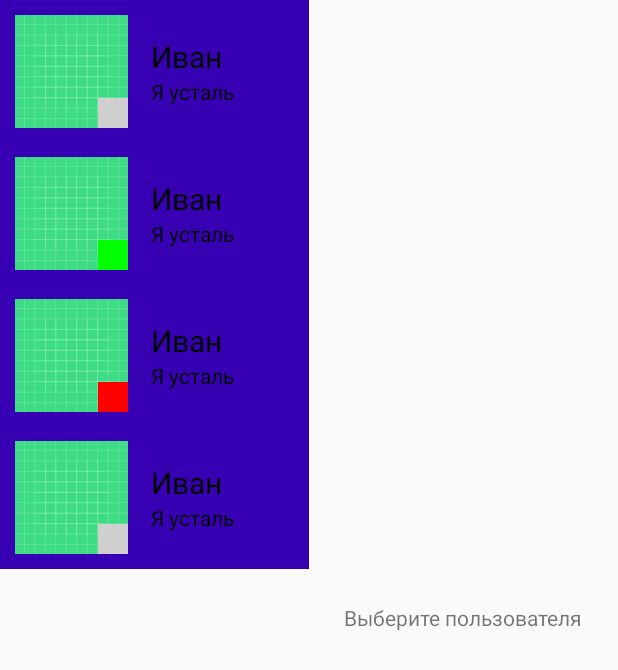
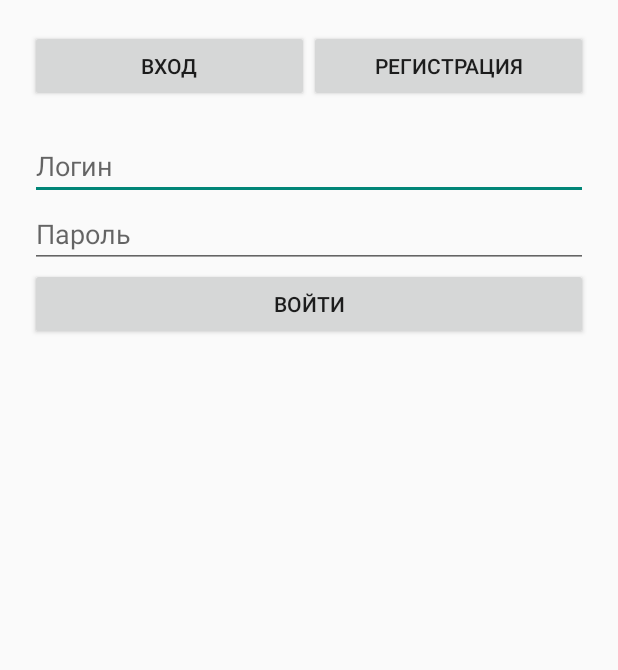
Before and after one commit to iamkind08/Practice19, an Android app built with Jetpack Compose: the screen it shows after launch (MainActivity before the commit, SignActivity after it), on a phone screen of 412 x 824 dp. Shown: the top 670 px of the screen. Run offline under Robolectric (Android 15) with nearby library versions, the phone set to English and light mode, and no system bars; our stand-ins replace Firebase (no records; nobody signed in at launch, a user with empty details on screens opened directly).

Commit message:
Вторая часть практики сделана.

```diff
--- /dev/null
+++ b/app/src/main/java/com/example/practice19_1/SignActivity.kt
@@ -0,0 +1,155 @@
+package com.example.practice19_1
+
+import android.content.Intent
+import android.os.Bundle
+import android.view.View
+import android.view.animation.AnimationUtils
+import android.widget.EditText
+import android.widget.LinearLayout
+import android.widget.Toast
+import androidx.appcompat.app.AppCompatActivity
+import com.google.firebase.database.*
+
+class SignActivity : AppCompatActivity() {
+
+    private lateinit var db: FirebaseDatabase
+    private lateinit var layoutSignIn: LinearLayout
+    private lateinit var layoutSignUp: LinearLayout
+
+    private lateinit var loginTextView: EditText
+    private lateinit var passwordTextView: EditText
+
+    private lateinit var newLoginTextView: EditText
+    private lateinit var newPasswordTextView: EditText
+    private lateinit var newNameTextView: EditText
+    private lateinit var newAgeTextView: EditText
+    private lateinit var newStateTextView: EditText
+
+    override fun onCreate(savedInstanceState: Bundle?) {
+        super.onCreate(savedInstanceState)
+        setContentView(R.layout.activity_sign)
+        db = FirebaseDatabase.getInstance()
+
+        initViews()
+        setupTabs()
+        // checkSignInInfo() УДАЛЁН — поля всегда пустые
+    }
+
+    private fun initViews() {
+        layoutSignIn = findViewById(R.id.layoutSignIn)
+        layoutSignUp = findViewById(R.id.layoutSignUp)
+
+        loginTextView = findViewById(R.id.LoginTextView)
+        passwordTextView = findViewById(R.id.PasswordTextView)
+
+        newLoginTextView = findViewById(R.id.NewLoginTextView)
+        newPasswordTextView = findViewById(R.id.NewPasswordTextView)
+        newNameTextView = findViewById(R.id.NewNameTextView)
+        newAgeTextView = findViewById(R.id.NewAgeTextView)
+        newStateTextView = findViewById(R.id.NewStateTextView)
+    }
+
+    private fun setupTabs() {
+        findViewById<View>(R.id.btnTabSignIn).setOnClickListener {
+            layoutSignIn.visibility = View.VISIBLE
+            layoutSignUp.visibility = View.GONE
+        }
+        findViewById<View>(R.id.btnTabSignUp).setOnClickListener {
+            layoutSignIn.visibility = View.GONE
+            layoutSignUp.visibility = View.VISIBLE
+        }
+    }
+
+    private fun editTextNoNullWithAnimation(editText: EditText): Boolean {
+        if (editText.text.toString().isEmpty()) {
+            val animation = AnimationUtils.loadAnimation(this, R.anim.error_edit)
+            editText.startAnimation(animation)
+            return false
+        }
+        return true
+    }
+
+    fun signIn(view: View) {
+        if (!editTextNoNullWithAnimation(loginTextView) or !editTextNoNullWithAnimation(passwordTextView)) return
+
+        val login = loginTextView.text.toString()
+        val password = passwordTextView.text.toString()
+
+        val myRef = db.getReference("UsersSignInInfo").child(login)
+        myRef.addListenerForSingleValueEvent(object : ValueEventListener {
+            override fun onDataChange(snapshot: DataSnapshot) {
+                val dbPassword = snapshot.child("password").getValue(String::class.java)
+                if (dbPassword != null && dbPassword == password) {
+                    val profileId = snapshot.child("profileId").getValue(String::class.java) ?: ""
+                    goNext(profileId)
+                } else {
+                    cantSignIn()
+                }
+            }
+
+            override fun onCancelled(error: DatabaseError) {
+                Toast.makeText(this@SignActivity, "Ошибка: ${error.message}", Toast.LENGTH_LONG).show()
+            }
+        })
+    }
+
+    fun signUp(view: View) {
+        if (!editTextNoNullWithAnimation(newLoginTextView) or
+            !editTextNoNullWithAnimation(newPasswordTextView) or
+            !editTextNoNullWithAnimation(newNameTextView) or
+            !editTextNoNullWithAnimation(newAgeTextView) or
+            !editTextNoNullWithAnimation(newStateTextView)) return
+
+        val login = newLoginTextView.text.toString()
+        val password = newPasswordTextView.text.toString()
+        val name = newNameTextView.text.toString()
+        val age = Transform.parseIntOrDefault(newAgeTextView.text.toString(), 18)
+        val state = newStateTextView.text.toString()
+
+        val signal = when {
+            state.contains("online", ignoreCase = true) -> 1
+            state.contains("away", ignoreCase = true) ||
+                    state.contains("departed", ignoreCase = true) -> 2
+            else -> 0
+        }
+
+        val myRef = db.getReference("UsersSignInInfo").child(login)
+        myRef.addListenerForSingleValueEvent(object : ValueEventListener {
+            override fun onDataChange(snapshot: DataSnapshot) {
+                if (snapshot.exists()) {
+                    Toast.makeText(this@SignActivity, "Пользователь существует", Toast.LENGTH_SHORT).show()
+                } else {
+                    val profileId = db.getReference("UsersProfileInfo").push().key ?: ""
+
+                    val signInRef = db.getReference("UsersSignInInfo").child(login)
+                    signInRef.child("password").setValue(password)
+                    signInRef.child("profileId").setValue(profileId)
+
+                    val profileRef = db.getReference("UsersProfileInfo").child(profileId)
+                    profileRef.child("name").setValue(name)
+                    profileRef.child("age").setValue(age)
+                    profileRef.child("state").setValue(state)
+                    profileRef.child("stateSignal").setValue(signal)
+
+                    goNext(profileId)
+                }
+            }
+
+            override fun onCancelled(error: DatabaseError) {
+                Toast.makeText(this@SignActivity, "Ошибка: ${error.message}", Toast.LENGTH_LONG).show()
+            }
+        })
+    }
+
+    private fun goNext(profileId: String) {
+        // Больше не сохраняем логин/пароль в SharedPreferences
+        val intent = Intent(this, LoadedUserDataActivity::class.java)
+        intent.putExtra("PROFILE_ID", profileId)
+        startActivity(intent)
+        finish()
+    }
+
+    private fun cantSignIn() {
+        Toast.makeText(this, "Неверный логин или пароль", Toast.LENGTH_SHORT).show()
+    }
+}
--- a/app/src/main/java/com/example/practice19_1/User.kt
+++ b/app/src/main/java/com/example/practice19_1/User.kt
@@ -1,8 +1,9 @@
 package com.example.practice19_1
 
 data class User(
-    var name: String,
-    var state: String,
-    var age: Int,
-    var stateSignal: Int // 0 - офлайн, 1 - онлайн, 2 - отошел
+    var profileId: String = "",
+    var name: String = "",
+    var state: String = "",
+    var age: Int = 0,
+    var stateSignal: Int = 0
 )
--- a/app/src/main/java/com/example/practice19_1/UserStaticInfo.kt
+++ b/app/src/main/java/com/example/practice19_1/UserStaticInfo.kt
@@ -6,10 +6,11 @@ object UserStaticInfo {
 
     init {
         if (users.isEmpty()) {
-            users.add(User("Иван", "Я усталь", 19, 0))
-            users.add(User("Иван", "Я усталь", 19, 1))
-            users.add(User("Иван", "Я усталь", 19, 2))
-            users.add(User("Иван", "Я усталь", 19, 0))
+            // Используем именованные аргументы, чтобы не путаться в порядке
+            users.add(User(name = "Иван", state = "Я усталь", age = 19, stateSignal = 0))
+            users.add(User(name = "Иван", state = "Я усталь", age = 19, stateSignal = 1))
+            users.add(User(name = "Иван", state = "Я усталь", age = 19, stateSignal = 2))
+            users.add(User(name = "Иван", state = "Я усталь", age = 19, stateSignal = 0))
         }
     }
 }
--- /dev/null
+++ b/app/src/main/res/anim/error_edit.xml
@@ -0,0 +1,22 @@
+<?xml version="1.0" encoding="utf-8"?>
+<set xmlns:android="http://schemas.android.com/apk/res/android">
+    <!-- Сдвиг вправо -->
+    <translate
+        android:fromXDelta="-3%"
+        android:toXDelta="3%"
+        android:duration="300" />
+
+    <!-- Сдвиг влево -->
+    <translate
+        android:fromXDelta="3%"
+        android:toXDelta="-3%"
+        android:startOffset="300"
+        android:duration="300" />
+
+    <!-- Возврат в исходное положение -->
+    <translate
+        android:fromXDelta="-3%"
+        android:toXDelta="0%"
+        android:startOffset="600"
+        android:duration="300" />
+</set>
--- /dev/null
+++ b/app/src/main/res/layout/activity_sign.xml
@@ -0,0 +1,54 @@
+<?xml version="1.0" encoding="utf-8"?>
+<LinearLayout xmlns:android="http://schemas.android.com/apk/res/android"
+    android:layout_width="match_parent"
+    android:layout_height="match_parent"
+    android:orientation="vertical"
+    android:padding="20dp">
+
+    <!-- Вкладки (Вход / Регистрация) -->
+    <LinearLayout
+        android:layout_width="match_parent"
+        android:layout_height="wrap_content"
+        android:orientation="horizontal">
+        <Button
+            android:id="@+id/btnTabSignIn"
+            android:text="Вход"
+            android:layout_weight="1"
+            android:layout_width="0dp"
+            android:layout_height="wrap_content"/>
+        <Button
+            android:id="@+id/btnTabSignUp"
+            android:text="Регистрация"
+            android:layout_weight="1"
+            android:layout_width="0dp"
+            android:layout_height="wrap_content"/>
+    </LinearLayout>
+
+    <!-- Блок Вход -->
+    <LinearLayout
+        android:id="@+id/layoutSignIn"
+        android:layout_width="match_parent"
+        android:layout_height="wrap_content"
+        android:orientation="vertical"
+        android:layout_marginTop="20dp">
+        <EditText android:id="@+id/LoginTextView" android:hint="Логин" android:layout_width="match_parent" android:layout_height="wrap_content"/>
+        <EditText android:id="@+id/PasswordTextView" android:hint="Пароль" android:inputType="textPassword" android:layout_width="match_parent" android:layout_height="wrap_content"/>
+        <Button android:onClick="signIn" android:text="Войти" android:layout_width="match_parent" android:layout_height="wrap_content"/>
+    </LinearLayout>
+
+    <!-- Блок Регистрация -->
+    <LinearLayout
+        android:id="@+id/layoutSignUp"
+        android:layout_width="match_parent"
+        android:layout_height="wrap_content"
+        android:orientation="vertical"
+        android:visibility="gone"
+        android:layout_marginTop="20dp">
+        <EditText android:id="@+id/NewLoginTextView" android:hint="Логин" android:layout_width="match_parent" android:layout_height="wrap_content"/>
+        <EditText android:id="@+id/NewPasswordTextView" android:hint="Пароль" android:inputType="textPassword" android:layout_width="match_parent" android:layout_height="wrap_content"/>
+        <EditText android:id="@+id/NewNameTextView" android:hint="Имя" android:layout_width="match_parent" android:layout_height="wrap_content"/>
+        <EditText android:id="@+id/NewAgeTextView" android:hint="Возраст" android:inputType="number" android:layout_width="match_parent" android:layout_height="wrap_content"/>
+        <EditText android:id="@+id/NewStateTextView" android:hint="Статус" android:layout_width="match_parent" android:layout_height="wrap_content"/>
+        <Button android:onClick="signUp" android:text="Зарегистрироваться" android:layout_width="match_parent" android:layout_height="wrap_content"/>
+    </LinearLayout>
+</LinearLayout>
--- a/build.gradle.kts
+++ b/build.gradle.kts
@@ -2,4 +2,6 @@
 plugins {
     alias(libs.plugins.android.application) apply false
     alias(libs.plugins.kotlin.compose) apply false
+
+    id("com.google.gms.google-services") version "4.4.2" apply false
 }
--- a/gradle/libs.versions.toml
+++ b/gradle/libs.versions.toml
@@ -8,6 +8,7 @@ lifecycleRuntimeKtx = "2.11.0"
 activityCompose = "1.13.0"
 kotlin = "2.2.10"
 composeBom = "2026.02.01"
+firebaseDatabase = "23.0.0"
 
 [libraries]
 androidx-core-ktx = { group = "androidx.core", name = "core-ktx", version.ref = "coreKtx" }
@@ -24,6 +25,7 @@ androidx-compose-ui-tooling-preview = { group = "androidx.compose.ui", name = "u
 androidx-compose-ui-test-manifest = { group = "androidx.compose.ui", name = "ui-test-manifest" }
 androidx-compose-ui-test-junit4 = { group = "androidx.compose.ui", name = "ui-test-junit4" }
 androidx-compose-material3 = { group = "androidx.compose.material3", name = "material3" }
+firebase-database = { group = "com.google.firebase", name = "firebase-database", version.ref = "firebaseDatabase" }
 
 [plugins]
 android-application = { id = "com.android.application", version.ref = "agp" }
```
Also changed, not shown: app/build.gradle.kts (+14 -1 lines), app/src/main/AndroidManifest.xml (+27 -7 lines), app/src/main/java/com/example/practice19_1/AnimImageFragment.kt (added, +19 -0 lines), app/src/main/java/com/example/practice19_1/LoadedUserDataActivity.kt (added, +72 -0 lines), app/src/main/java/com/example/practice19_1/MainActivity.kt (+45 -9 lines), app/src/main/java/com/example/practice19_1/Transform.kt (+22 -0 lines), app/src/main/java/com/example/practice19_1/UserActivity.kt (+34 -5 lines), app/src/main/res/anim/logo_rotate_animation.xml (added, +24 -0 lines), app/src/main/res/layout/activity_loaded_user_data.xml (added, +21 -0 lines), app/src/main/res/layout/fragment_anim_image.xml (added, +12 -0 lines), 2 other files.
